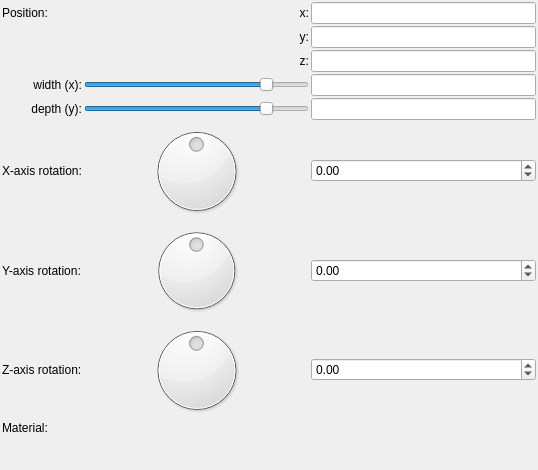
Before: the Qt Designer form mandelbulber2/formula/ui/primitive_rectangle.ui in buddhi1980/mandelbulber2, drawn with Qt 5.
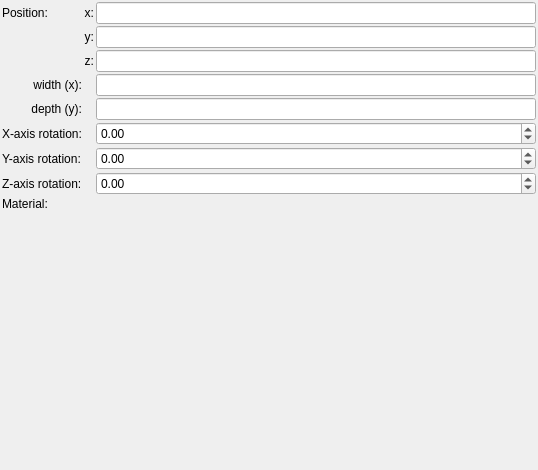
After: the same form once the commit is applied. Custom widgets are drawn as their Qt base class.

Commit message: Cleaned up more fractal UIs and all UIs for primitives.

Diff of the .ui file:
```diff
--- a/mandelbulber2/formula/ui/primitive_rectangle.ui
+++ b/mandelbulber2/formula/ui/primitive_rectangle.ui
@@ -34,31 +34,6 @@
      <property name="spacing">
       <number>2</number>
      </property>
-     <item row="4" column="1">
-      <widget class="QSlider" name="logslider_height">
-       <property name="sizePolicy">
-        <sizepolicy hsizetype="Expanding" vsizetype="Maximum">
-         <horstretch>0</horstretch>
-         <verstretch>0</verstretch>
-        </sizepolicy>
-       </property>
-       <property name="sizeIncrement">
-        <size>
-         <width>0</width>
-         <height>0</height>
-        </size>
-       </property>
-       <property name="minimum">
-        <number>-1500</number>
-       </property>
-       <property name="maximum">
-        <number>300</number>
-       </property>
-       <property name="orientation">
-        <enum>Qt::Horizontal</enum>
-       </property>
-      </widget>
-     </item>
      <item row="6" column="0">
       <widget class="QLabel" name="label_9">
        <property name="text">
@@ -94,19 +69,6 @@
        </property>
       </widget>
      </item>
-     <item row="5" column="1">
-      <widget class="QDial" name="dial3_rotation_x">
-       <property name="minimum">
-        <number>-18000</number>
-       </property>
-       <property name="maximum">
-        <number>18000</number>
-       </property>
-       <property name="wrapping">
-        <bool>true</bool>
-       </property>
-      </widget>
-     </item>
      <item row="7" column="0">
       <widget class="QLabel" name="label_15">
        <property name="text">
@@ -234,44 +196,6 @@
        </property>
       </widget>
      </item>
-     <item row="7" column="1">
-      <widget class="QDial" name="dial3_rotation_z">
-       <property name="minimum">
-        <number>-18000</number>
-       </property>
-       <property name="maximum">
-        <number>18000</number>
-       </property>
-       <property name="wrapping">
-        <bool>true</bool>
-       </property>
-      </widget>
-     </item>
-     <item row="3" column="1">
-      <widget class="QSlider" name="logslider_width">
-       <property name="sizePolicy">
-        <sizepolicy hsizetype="Expanding" vsizetype="Maximum">
-         <horstretch>0</horstretch>
-         <verstretch>0</verstretch>
-        </sizepolicy>
-       </property>
-       <property name="sizeIncrement">
-        <size>
-         <width>0</width>
-         <height>0</height>
-        </size>
-       </property>
-       <property name="minimum">
-        <number>-1500</number>
-       </property>
-       <property name="maximum">
-        <number>300</number>
-       </property>
-       <property name="orientation">
-        <enum>Qt::Horizontal</enum>
-       </property>
-      </widget>
-     </item>
      <item row="8" column="1" colspan="2">
       <widget class="cMaterialSelector" name="materialselector_material_id" native="true">
        <property name="sizePolicy">
@@ -302,19 +226,6 @@
        </property>
       </widget>
      </item>
-     <item row="6" column="1">
-      <widget class="QDial" name="dial3_rotation_y">
-       <property name="minimum">
-        <number>-18000</number>
-       </property>
-       <property name="maximum">
-        <number>18000</number>
-       </property>
-       <property name="wrapping">
-        <bool>true</bool>
-       </property>
-      </widget>
-     </item>
      <item row="0" column="0">
       <widget class="QLabel" name="label_10">
        <property name="text">
```
Left out of the diff: 5 changed lines with no effect on the pictures. The commit also changes 15 other files.
